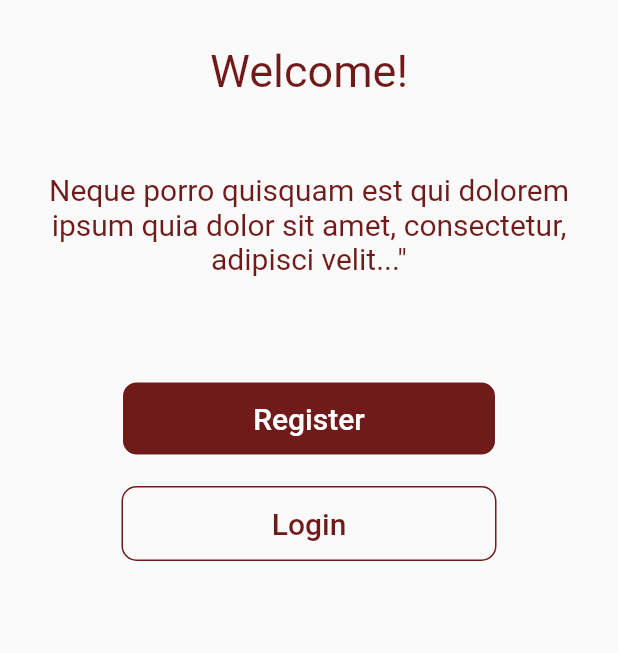
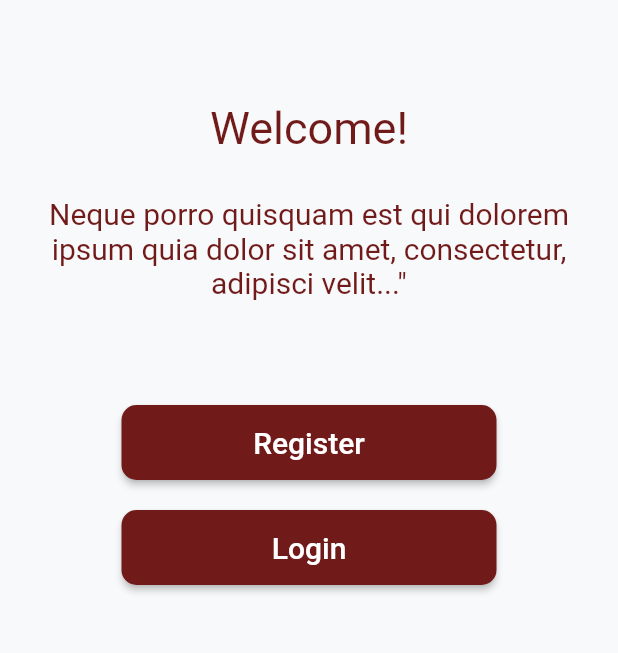
Before and after one commit to J4ngel/Broadcast_movie, a Flutter app: the screen it shows after launch, item 5 of the bottom bar chosen, after a tap on "Iniciar sesión", on a phone screen of 412 x 824 dp, the part 441-1094 px from its top. Run offline on Flutter 3.47's test engine with Material 2 defaults, Android fonts, the light colour scheme and no system bars; our stand-ins replace get, shared_preferences; network calls fail.

Commit message:
Update: TextBtn->ElevatedBtn. Add: Dark&Light theme

```diff
--- a/lib/ui/pages/splash/splash.dart
+++ b/lib/ui/pages/splash/splash.dart
@@ -1,4 +1,7 @@
 import 'package:broadcast_movie/ui/pages/login/login.dart';
+import 'package:broadcast_movie/providers/theme.dart';
+import 'package:provider/provider.dart';
+
 import 'package:broadcast_movie/ui/pages/register/register.dart';
 import 'package:flutter/material.dart';
 import 'package:get/get.dart';
@@ -13,7 +16,11 @@ class SplashScreen extends StatefulWidget {
 class _SplashScreenState extends State<SplashScreen> {
   @override
   Widget build(BuildContext context) {
+    final currentTheme = Provider.of<ThemeProvider>(context);
     return Scaffold(
+        backgroundColor: currentTheme.isDarkTheme()
+            ? const Color(0XFF262D31)
+            : const Color(0XFFF8F9FA),
         body: SingleChildScrollView(
           child: Column(children: [
             const SizedBox(height: 30),
@@ -22,67 +29,118 @@ class _SplashScreenState extends State<SplashScreen> {
                 width: 274.0,
                 child: DecoratedBox(
                     decoration: const BoxDecoration(),
-                child: Image.asset('assets/images/logo_light.png',
+                    child: currentTheme.isDarkTheme()
+                        ? Image.asset('assets/images/logo_dark.png',
+                            fit: BoxFit.fill)
+                        : Image.asset("assets/images/logo_light.png",
                             fit: BoxFit.fill))),
             const SizedBox(height: 30),
-        const Text(
+            // const Text(
+            //   'Welcome!',
+            //   style: TextStyle(
+            //     fontSize: 30.0,
+            //     color: currentTheme.isDarkTheme()
+            //         ? Color(0xff085373)
+            //         : Color(0xff711A1A),
+            //   ),
+            // ),
+            const SizedBox(height: 30),
+            Padding(
+              padding: const EdgeInsets.all(8.0),
+              child: Text(
                 'Welcome!',
                 style: TextStyle(
-              // fontWeight: FontWeight.bold,
-              color: Color(0xff711A1A),
+                    color: currentTheme.isDarkTheme()
+                        ? Colors.white
+                        : const Color(0xff711A1A),
                     fontSize: 30.0),
               ),
-        const SizedBox(height: 30),
-        const Padding(
-          padding: EdgeInsets.all(20.0),
+            ),
+            Padding(
+              padding: const EdgeInsets.all(20.0),
               child: Text(
                 'Neque porro quisquam est qui dolorem ipsum quia dolor sit amet, consectetur, adipisci velit..."',
                 textAlign: TextAlign.center,
                 style: TextStyle(
-                // fontWeight: FontWeight.bold,
-                color: Color(0xff711A1A),
+                    color: currentTheme.isDarkTheme()
+                        ? Colors.white
+                        : const Color(0xff711A1A),
                     fontSize: 20.0),
               ),
             ),
             const SizedBox(height: 50),
-        Container(
-          height: 50,
-          width: 250,
-          decoration: BoxDecoration(
-              color: const Color(0xff711A1A),
-              borderRadius: BorderRadius.circular(10),
-              border: Border.all(color: Colors.white)),
-          child: TextButton(
+            ElevatedButton(
+              child: const Text(
+                "Register",
+                style: TextStyle(color: Colors.white, fontSize: 20.0),
+              ),
+              style: ElevatedButton.styleFrom(
+                  primary: currentTheme.isDarkTheme()
+                      ? const Color(0xff085373)
+                      : const Color(0xff711A1A),
+                  shape: RoundedRectangleBorder(
+                      borderRadius: BorderRadius.circular(10)),
+                  padding: const EdgeInsets.all(10),
+                  fixedSize: const Size(250.0, 50.0)),
               onPressed: () {
-              // ignore: todo
-              // TODO: Redirect to register page
-              Get.to(() => Register());
+                Get.to(() => const Register());
               },
+            ),
+            // Container(
+            //   height: 50,
+            //   width: 250,
+            //   decoration: BoxDecoration(
+            //       color: const Color(0xff711A1A),
+            //       borderRadius: BorderRadius.circular(10),
+            //       border: Border.all(color: Colors.white)),
+            //   child: TextButton(
+            //     onPressed: () {
+            //       // ignore: todo
+            //       // TODO: Redirect to register page
+            //       Get.to(() => const Register());
+            //     },
+            //     child: const Text(
+            //       'Register',
+            //       style: TextStyle(color: Colors.white, fontSize: 20),
+            //     ),
+            //   ),
+            // ),
+            const SizedBox(height: 20),
+            // Container(
+            //   height: 50,
+            //   width: 250,
+            //   decoration: BoxDecoration(
+            //       // color: Colors.white,
+            //       borderRadius: BorderRadius.circular(10),
+            //       border: Border.all(color: const Color(0xff711A1A))),
+            //   child: TextButton(
+            //     onPressed: () {
+            //       // ignore: todo
+            //       // TODO: Redirect to login page
+            //       Get.to(() => const Login());
+            //     },
+            //     child: const Text(
+            //       'Login',
+            //       style: TextStyle(color: Color(0xff711A1A), fontSize: 20),
+            //     ),
+            //   ),
+            // ),
+            ElevatedButton(
               child: const Text(
-              'Register',
-              style: TextStyle(color: Colors.white, fontSize: 20),
+                "Login",
+                style: TextStyle(color: Colors.white, fontSize: 20.0),
               ),
-          ),
-        ),
-        const SizedBox(height: 20),
-        Container(
-          height: 50,
-          width: 250,
-          decoration: BoxDecoration(
-              // color: Colors.white,
-              borderRadius: BorderRadius.circular(10),
-              border: Border.all(color: const Color(0xff711A1A))),
-          child: TextButton(
+              style: ElevatedButton.styleFrom(
+                  primary: currentTheme.isDarkTheme()
+                      ? const Color(0xff085373)
+                      : const Color(0xff711A1A),
+                  shape: RoundedRectangleBorder(
+                      borderRadius: BorderRadius.circular(10)),
+                  padding: const EdgeInsets.all(10),
+                  fixedSize: const Size(250.0, 50.0)),
               onPressed: () {
-              // ignore: todo
-              // TODO: Redirect to login page
-              Get.to(() => Login());
+                Get.to(() => const Login());
               },
-            child: const Text(
-              'Login',
-              style: TextStyle(color: Color(0xff711A1A), fontSize: 20),
-            ),
-          ),
             ),
             const SizedBox(height: 10),
             const SizedBox(height: 20)
```
Lines whose indentation alone changed are shown as unchanged.
